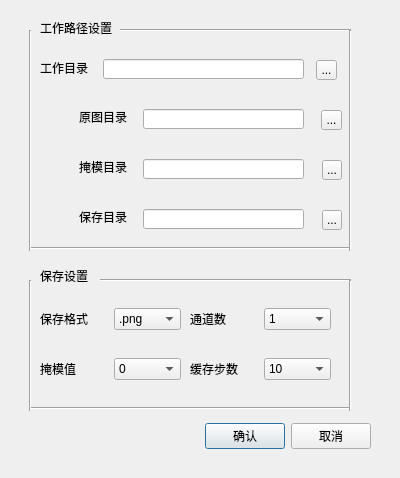
The window that oldPhotoRestoration/userConfigDialog.ui (dorren002/oldPhotoLabelingAndRestorationSystem) describes before a commit, drawn with Qt 5.
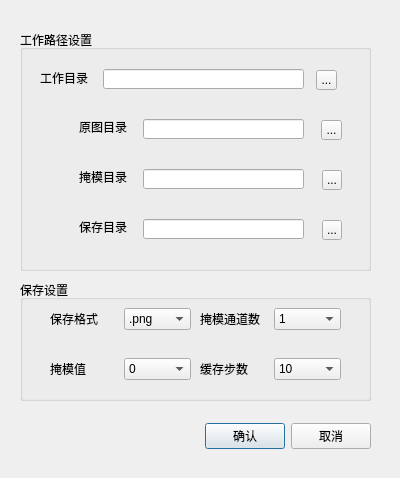
The same window after the commit.

What changed in the file:
```diff
--- a/oldPhotoRestoration/userConfigDialog.ui
+++ b/oldPhotoRestoration/userConfigDialog.ui
@@ -67,11 +67,23 @@
     </item>
    </layout>
   </widget>
+  <widget class="QGroupBox" name="groupBox">
+   <property name="geometry">
+    <rect>
+     <x>20</x>
+     <y>30</y>
+     <width>351</width>
+     <height>241</height>
+    </rect>
+   </property>
+   <property name="title">
+    <string>工作路径设置</string>
+   </property>
   <widget class="QWidget" name="widget" native="true">
    <property name="geometry">
     <rect>
-     <x>30</x>
-     <y>40</y>
+      <x>10</x>
+      <y>20</y>
      <width>321</width>
      <height>201</height>
     </rect>
@@ -261,12 +273,25 @@
     </widget>
    </widget>
   </widget>
+  </widget>
+  <widget class="QGroupBox" name="groupBox_2">
+   <property name="geometry">
+    <rect>
+     <x>20</x>
+     <y>280</y>
+     <width>351</width>
+     <height>121</height>
+    </rect>
+   </property>
+   <property name="title">
+    <string>保存设置</string>
+   </property>
   <widget class="QWidget" name="widget_6" native="true">
    <property name="geometry">
     <rect>
-     <x>30</x>
-     <y>290</y>
-     <width>321</width>
+      <x>20</x>
+      <y>10</y>
+      <width>311</width>
      <height>111</height>
     </rect>
    </property>
@@ -321,7 +346,7 @@
      <item>
       <widget class="QLabel" name="label_6">
        <property name="text">
-        <string>通道数</string>
+         <string>掩模通道数</string>
        </property>
       </widget>
      </item>
@@ -423,135 +448,6 @@
     </layout>
    </widget>
   </widget>
-  <widget class="QLabel" name="label_8">
-   <property name="geometry">
-    <rect>
-     <x>40</x>
-     <y>270</y>
-     <width>54</width>
-     <height>12</height>
-    </rect>
-   </property>
-   <property name="text">
-    <string>保存设置</string>
-   </property>
-  </widget>
-  <widget class="QLabel" name="label_9">
-   <property name="geometry">
-    <rect>
-     <x>40</x>
-     <y>20</y>
-     <width>101</width>
-     <height>16</height>
-    </rect>
-   </property>
-   <property name="text">
-    <string>工作路径设置</string>
-   </property>
-  </widget>
-  <widget class="Line" name="line_2">
-   <property name="geometry">
-    <rect>
-     <x>120</x>
-     <y>20</y>
-     <width>231</width>
-     <height>20</height>
-    </rect>
-   </property>
-   <property name="orientation">
-    <enum>Qt::Horizontal</enum>
-   </property>
-  </widget>
-  <widget class="Line" name="line">
-   <property name="geometry">
-    <rect>
-     <x>100</x>
-     <y>270</y>
-     <width>251</width>
-     <height>20</height>
-    </rect>
-   </property>
-   <property name="orientation">
-    <enum>Qt::Horizontal</enum>
-   </property>
-  </widget>
-  <widget class="Line" name="line_4">
-   <property name="geometry">
-    <rect>
-     <x>30</x>
-     <y>400</y>
-     <width>321</width>
-     <height>16</height>
-    </rect>
-   </property>
-   <property name="orientation">
-    <enum>Qt::Horizontal</enum>
-   </property>
-  </widget>
-  <widget class="Line" name="line_3">
-   <property name="geometry">
-    <rect>
-     <x>20</x>
-     <y>280</y>
-     <width>20</width>
-     <height>131</height>
-    </rect>
-   </property>
-   <property name="orientation">
-    <enum>Qt::Vertical</enum>
-   </property>
-  </widget>
-  <widget class="Line" name="line_5">
-   <property name="geometry">
-    <rect>
-     <x>340</x>
-     <y>280</y>
-     <width>20</width>
-     <height>131</height>
-    </rect>
-   </property>
-   <property name="orientation">
-    <enum>Qt::Vertical</enum>
-   </property>
-  </widget>
-  <widget class="Line" name="line_6">
-   <property name="geometry">
-    <rect>
-     <x>30</x>
-     <y>240</y>
-     <width>321</width>
-     <height>16</height>
-    </rect>
-   </property>
-   <property name="orientation">
-    <enum>Qt::Horizontal</enum>
-   </property>
-  </widget>
-  <widget class="Line" name="line_7">
-   <property name="geometry">
-    <rect>
-     <x>340</x>
-     <y>30</y>
-     <width>20</width>
-     <height>221</height>
-    </rect>
-   </property>
-   <property name="orientation">
-    <enum>Qt::Vertical</enum>
-   </property>
-  </widget>
-  <widget class="Line" name="line_8">
-   <property name="geometry">
-    <rect>
-     <x>20</x>
-     <y>30</y>
-     <width>20</width>
-     <height>221</height>
-    </rect>
-   </property>
-   <property name="orientation">
-    <enum>Qt::Vertical</enum>
-   </property>
   </widget>
  </widget>
  <resources/>
```
Lines whose indentation alone changed are shown as unchanged.
